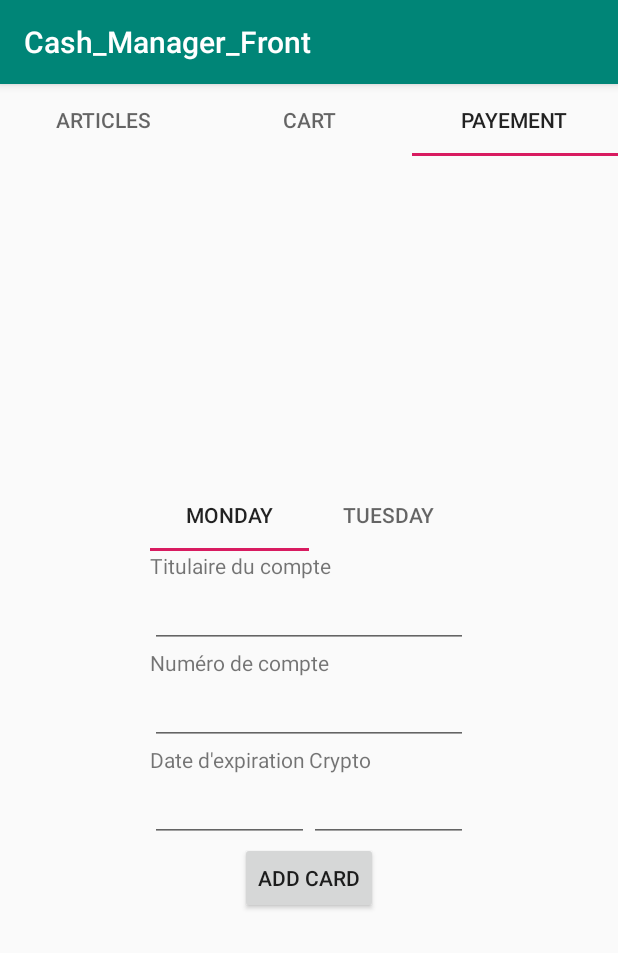
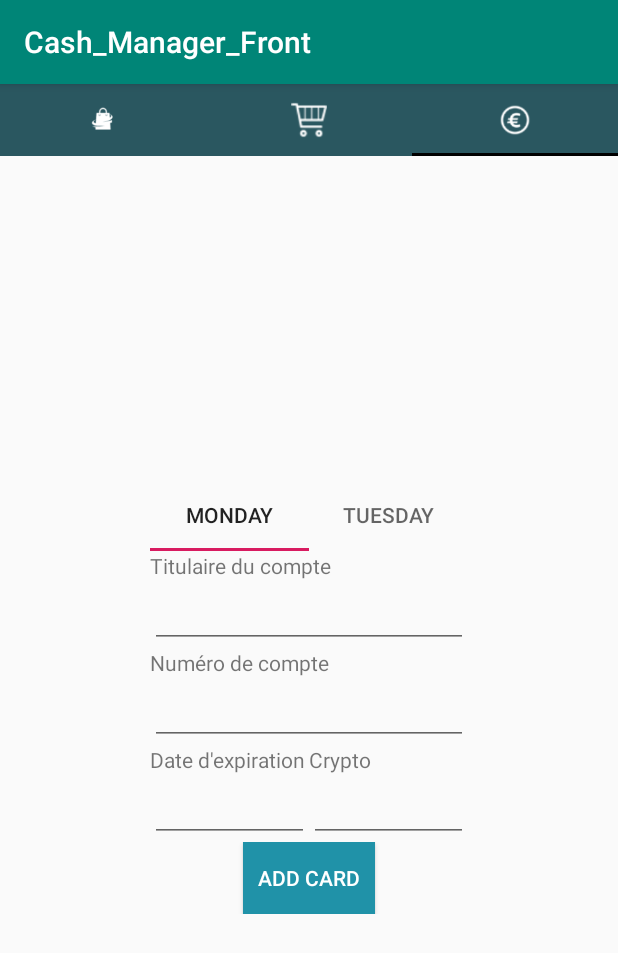
Before and after one commit to natdev/CashManager, an Android app: the CashActivity screen opened directly, with no data from a screen before it, tab 3 chosen, on a phone screen of 412 x 824 dp. Shown: the top 953 px of the screen. Run offline under Robolectric (Android 15) with nearby library versions, the phone set to English and light mode, and no system bars.

Commit message:
add icon to menu

```diff
--- a/app/src/main/java/com/example/cash_manager_front/CashActivity.kt
+++ b/app/src/main/java/com/example/cash_manager_front/CashActivity.kt
@@ -2,6 +2,7 @@ package com.example.cash_manager_front
 
 import androidx.appcompat.app.AppCompatActivity
 import android.os.Bundle
+import com.google.android.material.tabs.TabLayout
 import kotlinx.android.synthetic.main.activity_cash.*
 
 
@@ -11,9 +12,13 @@ class CashActivity : AppCompatActivity() {
     override fun onCreate(savedInstanceState: Bundle?) {
         super.onCreate(savedInstanceState)
         setContentView(R.layout.activity_cash)
-
+        val tableLayout_view = findViewById<TabLayout>(R.id.tabLayout);
         val fragmentAdapter = PageAdapter(supportFragmentManager)
+        val tabLayout_icons = intArrayOf(R.drawable.shop, R.drawable.shopping_cart, R.drawable.logo_euro)
         viewpager_id.adapter = fragmentAdapter
         tabLayout.setupWithViewPager(viewpager_id)
+        for ( i in tabLayout_icons.indices) {
+            tableLayout_view.getTabAt(i)?.setIcon(tabLayout_icons[i]);
+        }
     }
 }
--- a/app/src/main/java/com/example/cash_manager_front/PageAdapter.kt
+++ b/app/src/main/java/com/example/cash_manager_front/PageAdapter.kt
@@ -3,6 +3,7 @@ package com.example.cash_manager_front
 import androidx.fragment.app.Fragment
 import androidx.fragment.app.FragmentManager
 import androidx.fragment.app.FragmentPagerAdapter
+
 
 class PageAdapter(fm: FragmentManager) : FragmentPagerAdapter(fm) {
 
@@ -21,13 +22,5 @@ class PageAdapter(fm: FragmentManager) : FragmentPagerAdapter(fm) {
         return 3
     }
 
-    override fun getPageTitle(position: Int): CharSequence? {
-        return when (position) {
-            0 -> "Articles"
-            1 -> "Cart"
-            else -> {
-                return "Payement"
-            }
-        }
-    }
+
 }
--- a/app/src/main/res/layout/activity_cash.xml
+++ b/app/src/main/res/layout/activity_cash.xml
@@ -15,7 +15,10 @@
             android:id="@+id/tabLayout"
             android:layout_width="match_parent"
             android:layout_height="wrap_content"
-            app:tabMode="fixed" />
+            app:tabBackground="@color/background_menu"
+            app:tabIndicatorColor="#000000"
+            app:tabMode="fixed"
+            app:tabTextColor="#fff" />
 
         <androidx.viewpager.widget.ViewPager
             android:id="@+id/viewpager_id"
--- a/app/src/main/res/layout/fragment_pay_mode.xml
+++ b/app/src/main/res/layout/fragment_pay_mode.xml
@@ -121,7 +121,9 @@
                     android:id="@+id/button2"
                     android:layout_width="wrap_content"
                     android:layout_height="wrap_content"
+                    android:background="#2092A8"
                     android:text="Add card"
+                    android:textColor="#fff"
                     app:layout_constraintBottom_toBottomOf="parent"
                     app:layout_constraintEnd_toEndOf="parent"
                     app:layout_constraintStart_toStartOf="parent"
--- a/app/src/main/res/values/colors.xml
+++ b/app/src/main/res/values/colors.xml
@@ -3,4 +3,5 @@
     <color name="colorPrimary">#008577</color>
     <color name="colorPrimaryDark">#00574B</color>
     <color name="colorAccent">#D81B60</color>
+    <color name="background_menu">#2A5760</color>
 </resources>
```
Also changed, not shown: app/src/main/res/drawable/logo_euro.png (added), app/src/main/res/drawable/shop.png (added), app/src/main/res/drawable/shopping_cart.png (added).
